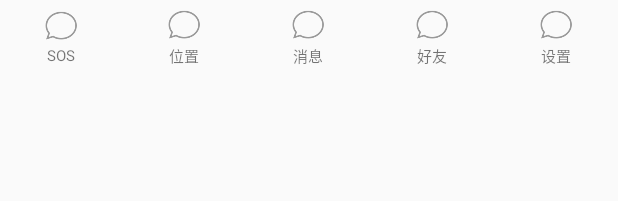
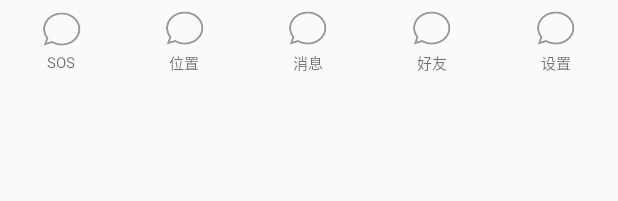
Before and after one commit to qiuh1016/QHLibAndroid, an Android app: the layout tab_bar.xml on its own in the app's theme, with its tools: preview values and no code run, on a phone screen of 412 x 824 dp. Shown: the top 201 px of the screen. Run offline under Robolectric (Android 15) with nearby library versions, the phone set to English and light mode, and no system bars.

Commit message:
get widget in tabbaractivity

```diff
--- a/app/src/main/java/com/qiuhong/qhlibandroid/MainActivity.java
+++ b/app/src/main/java/com/qiuhong/qhlibandroid/MainActivity.java
@@ -14,11 +14,12 @@ public class MainActivity extends QHTabBarActivity {
     protected void onCreate(Bundle savedInstanceState) {
         super.onCreate(savedInstanceState);
         getSupportActionBar().hide();
+        super.getViewPager().setCurrentItem(2);
     }
 
     @Override
     protected String[] initTabText() {
-        return new String[] {"SOS", "位置", "消息", "好友"};
+        return new String[] {"SOS", "位置", "消息", "好友", "我的"};
     }
 
     @Override
@@ -55,6 +56,7 @@ public class MainActivity extends QHTabBarActivity {
         fragments.add(BlankFragment.newInstance(2));
         fragments.add(BlankFragment.newInstance(3));
         fragments.add(BlankFragment.newInstance(4));
+        fragments.add(BlankFragment.newInstance(4));
         return fragments;
     }
 }
--- a/qhlibrary/src/main/res/layout/tab_bar.xml
+++ b/qhlibrary/src/main/res/layout/tab_bar.xml
@@ -16,12 +16,13 @@
 
         <ImageView
             android:id="@+id/tab_image_0"
-            android:layout_width="25dp"
+            android:layout_width="30dp"
+            android:layout_height="30dp"
             android:layout_marginTop="2dp"
             android:adjustViewBounds="true"
             android:contentDescription="@null"
-            android:src="@mipmap/tab_icon_chat_normal"
-            android:layout_height="25dp" />
+            android:src="@mipmap/tab_icon_chat_normal" />
+
         <TextView
             android:id="@+id/tab_text_0"
             android:layout_width="wrap_content"
@@ -42,12 +43,12 @@
 
         <ImageView
             android:id="@+id/tab_image_1"
-            android:layout_width="25dp"
+            android:layout_width="30dp"
             android:layout_marginTop="2dp"
             android:adjustViewBounds="true"
             android:contentDescription="@null"
             android:src="@mipmap/tab_icon_chat_normal"
-            android:layout_height="25dp" />
+            android:layout_height="30dp" />
         <TextView
             android:id="@+id/tab_text_1"
             android:layout_width="wrap_content"
@@ -68,12 +69,12 @@
 
         <ImageView
             android:id="@+id/tab_image_2"
-            android:layout_width="25dp"
+            android:layout_width="30dp"
             android:layout_marginTop="2dp"
             android:adjustViewBounds="true"
             android:contentDescription="@null"
             android:src="@mipmap/tab_icon_chat_normal"
-            android:layout_height="25dp" />
+            android:layout_height="30dp" />
         <TextView
             android:id="@+id/tab_text_2"
             android:layout_width="wrap_content"
@@ -94,12 +95,12 @@
 
         <ImageView
             android:id="@+id/tab_image_3"
-            android:layout_width="25dp"
+            android:layout_width="30dp"
             android:layout_marginTop="2dp"
             android:adjustViewBounds="true"
             android:contentDescription="@null"
             android:src="@mipmap/tab_icon_chat_normal"
-            android:layout_height="25dp" />
+            android:layout_height="30dp" />
         <TextView
             android:id="@+id/tab_text_3"
             android:layout_width="wrap_content"
@@ -120,12 +121,12 @@
 
         <ImageView
             android:id="@+id/tab_image_4"
-            android:layout_width="25dp"
+            android:layout_width="30dp"
             android:layout_marginTop="2dp"
             android:adjustViewBounds="true"
             android:contentDescription="@null"
             android:src="@mipmap/tab_icon_chat_normal"
-            android:layout_height="25dp" />
+            android:layout_height="30dp" />
         <TextView
             android:id="@+id/tab_text_4"
             android:layout_width="wrap_content"
```
Also changed, not shown: qhlibrary/src/main/java/com/qiuhong/qhlibrary/View/QHTabBarActivity.java (+17 -6 lines).
